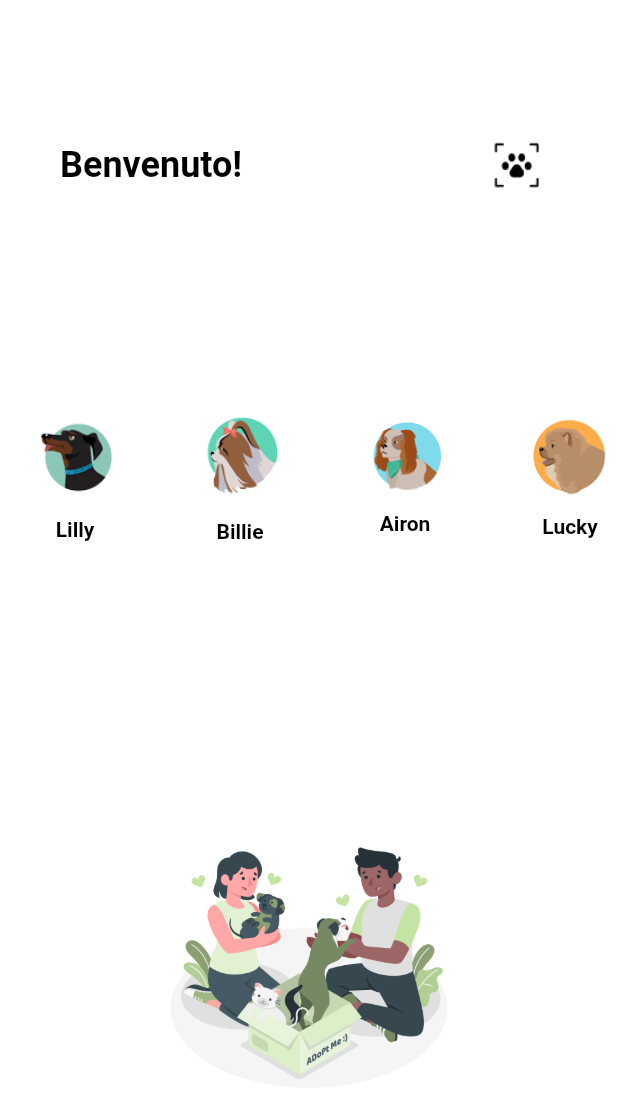
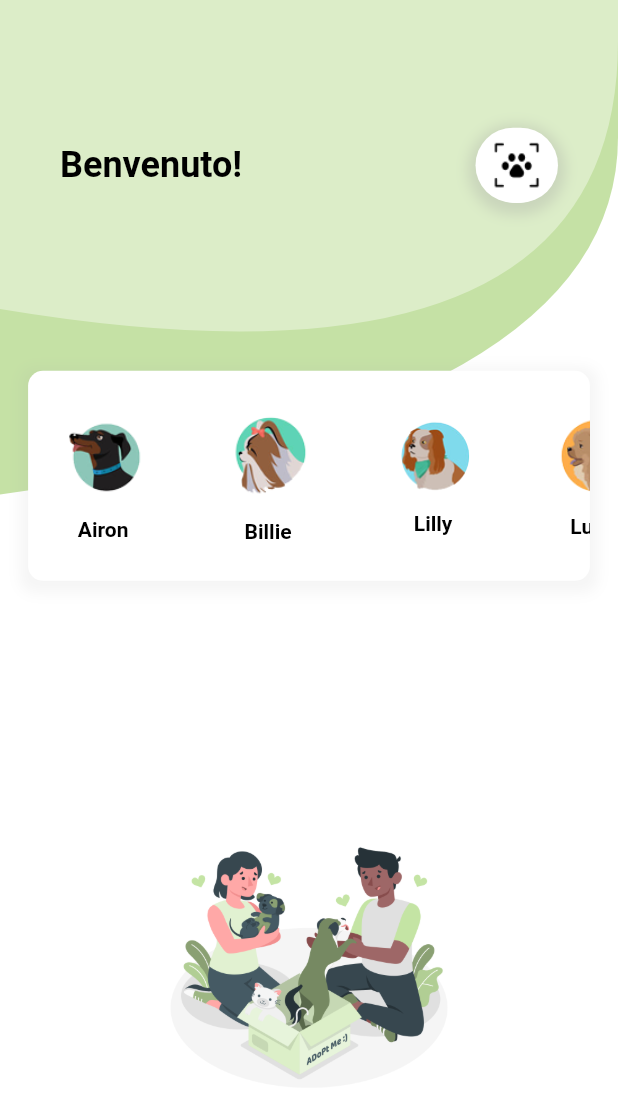
Before and after one commit to simoneauriemma/Pet-360, a Flutter app: the Dashboard screen opened directly, on a phone screen of 412 x 824 dp. Shown: the top 1119 px of the screen. Run offline on Flutter 3.47's test engine with Material 2 defaults, Android fonts, the phone set to English and light mode, and no system bars; our stand-ins replace accordion, curved_navigation_bar, firebase_auth, firebase_core, firebase_database, fluttertoast and 6 more; missing offline and left inert: dart:ffi, tflite; accounts and stored records are empty; project files that could hold a hidden picture were left out.

Commit message:
Modifiche in dashboard

```diff
--- a/lib/screens/dashboard.dart
+++ b/lib/screens/dashboard.dart
@@ -1,6 +1,6 @@
 import 'package:flutter/cupertino.dart';
 import 'package:flutter/material.dart';
-import 'package:pet360/components/appBackground.dart';
+import 'package:pet360/components/appbackground.dart';
 
 import 'ia_screen.dart';
 
@@ -15,7 +15,7 @@ class _DashboardState extends State<Dashboard> {
   @override
   final List<dynamic> _contacts = [
     {
-      "name": "Lilly",
+      "name": "Airon",
       "image": 'assets/images/cane1.png',
     },
     {
@@ -23,7 +23,7 @@ class _DashboardState extends State<Dashboard> {
       "image": 'assets/images/cane2.png',
     },
     {
-      "name": "Airon",
+      "name": "Lilly",
       "image": 'assets/images/cane3.png',
     },
     {
@@ -36,9 +36,11 @@ class _DashboardState extends State<Dashboard> {
     },
   ];
 
+  @override
   Widget build(BuildContext context) {
     Size size = MediaQuery.of(context).size;
-    return Scaffold(
+    return AppBackground(
+      child: Scaffold(
         backgroundColor: Colors.transparent,
         body: Center(
           child: Column(
@@ -67,7 +69,25 @@ class _DashboardState extends State<Dashboard> {
                           Spacer(),
                           Stack(
                             children: [
-                            GestureDetector(
+                              Container(
+                                decoration: BoxDecoration(
+                                  color: Colors.white,
+                                  borderRadius: const BorderRadius.only(
+                                    topLeft: Radius.circular(30),
+                                    topRight: Radius.circular(30),
+                                    bottomLeft: Radius.circular(30),
+                                    bottomRight: Radius.circular(30),
+                                  ),
+                                  boxShadow: [
+                                    BoxShadow(
+                                      color: Colors.grey.withOpacity(0.3),
+                                      spreadRadius: 5,
+                                      blurRadius: 7,
+                                      offset: Offset(0, 3), // changes position of shadow
+                                    ),
+                                  ],
+                                ),
+                                child:  GestureDetector(
                                   onTap: () {
                                     Navigator.push(
                                         context,
@@ -82,6 +102,8 @@ class _DashboardState extends State<Dashboard> {
                                     colorBlendMode: BlendMode.multiply,
                                   ),
                                 ),
+                              ),
+
                             ],
                           ),
                         ],
@@ -90,17 +112,24 @@ class _DashboardState extends State<Dashboard> {
                   ],
                 ),
               ),
-            /* Column(
-              mainAxisAlignment: MainAxisAlignment.center,
-              crossAxisAlignment: CrossAxisAlignment.center,
-              children: [
+
+              /*const Text(
+                "Lista animali",
+                style: TextStyle(
+                  color: Colors.black54,
+                  fontSize: 15,
+                  fontWeight: FontWeight.bold,
+                ),
+              ),
+              const Padding(
+                  padding:
+                  EdgeInsets.only(left: 0, right: 0, top: 0, bottom: 10)),
+              */
+
               Container(
                 width: MediaQuery.of(context).size.width / 1.1,
-                  height: 150,
-
-                  //LISTA ANIMALI AGGIUNTI
+                height: 140,
                 decoration: BoxDecoration(
-
                   color: Colors.white,
                   borderRadius: const BorderRadius.only(
                     topLeft: Radius.circular(10),
@@ -118,17 +147,6 @@ class _DashboardState extends State<Dashboard> {
                   ],
                 ),
 
-                ),
-              ],
-              //sfondo con sfocatura
-            ), */
-            Positioned(
-
-              child: Container(
-                  width: MediaQuery.of(context).size.width,
-                  height: 140,
-                  decoration: BoxDecoration(
-                      color: Colors.white, borderRadius: BorderRadius.circular(20)),
                 child: ListView.builder(
                   scrollDirection: Axis.horizontal,
                   itemCount: _contacts.length,
@@ -162,7 +180,7 @@ class _DashboardState extends State<Dashboard> {
                       ),
                     );
                   },
-                  )),
+                ),
               ),
               Spacer(),
               Align(
@@ -177,6 +195,7 @@ class _DashboardState extends State<Dashboard> {
                   padding:
                       EdgeInsets.only(left: 0, right: 0, top: 0, bottom: 80)),
             ],
+          ),
         ),
       ),
     );
--- a/lib/screens/login_screen.dart
+++ b/lib/screens/login_screen.dart
@@ -2,7 +2,7 @@ import 'package:firebase_auth/firebase_auth.dart';
 import 'package:flutter/cupertino.dart';
 import 'package:flutter/material.dart';
 import 'package:getwidget/getwidget.dart';
-import 'package:pet360/components/appBackground.dart';
+import 'package:pet360/components/appbackground.dart';
 import 'package:pet360/screens/home_screen.dart';
 import 'package:pet360/screens/registration_screen.dart';
 
--- a/lib/screens/registration_screen.dart
+++ b/lib/screens/registration_screen.dart
@@ -1,6 +1,6 @@
 import 'package:firebase_database/firebase_database.dart';
 import 'package:flutter/material.dart';
-import 'package:pet360/components/appBackground.dart';
+import 'package:pet360/components/appbackground.dart';
 import 'package:firebase_auth/firebase_auth.dart';
 import 'package:pet360/model/trainer_model.dart';
 import 'package:pet360/model/user_model.dart';
```
Also changed, not shown: lib/components/appbackground.dart (renamed from lib/components/appBackground.dart). Lines whose indentation alone changed are shown as unchanged.
